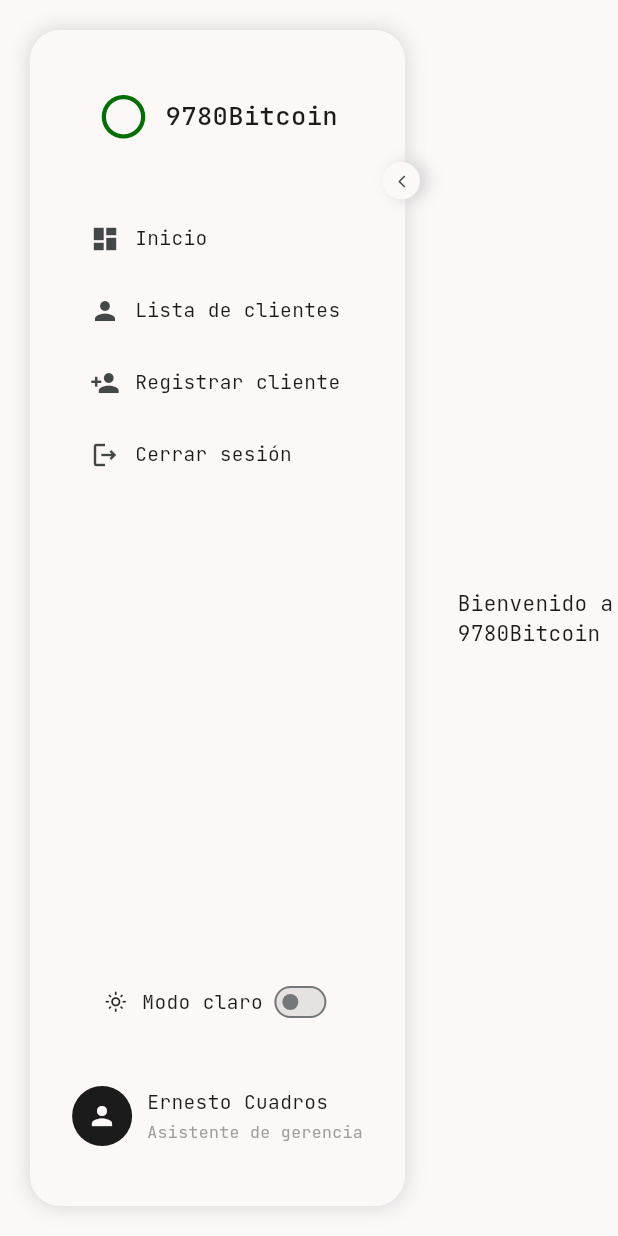
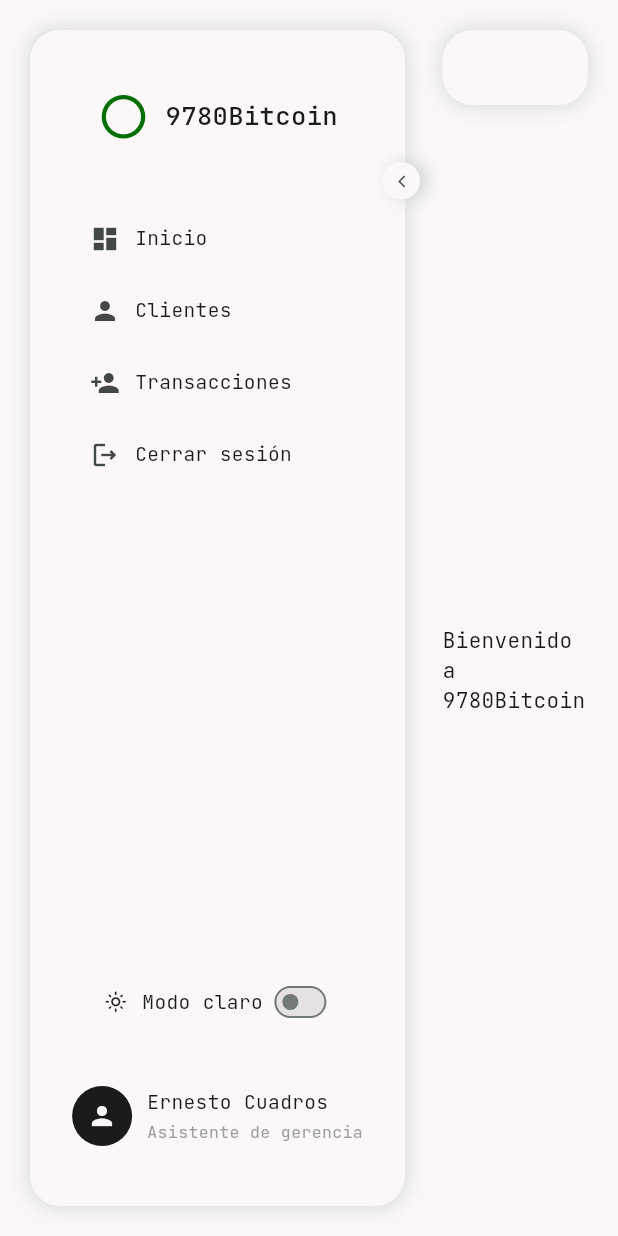
Before and after one commit to pat-devcorp/app, a Flutter app: the screen it shows after launch, on a phone screen of 412 x 824 dp. Run offline on Flutter 3.47's test engine with Material 3 defaults, Android fonts, the phone set to English and light mode, and no system bars; our stand-ins replace dio, flutter_dotenv, flutter_riverpod, get_it, google_fonts, page_transition and 1 more; generated files the repository leaves out were written again.

Commit message:
body widget

```diff
--- a/assets/language/es.json
+++ b/assets/language/es.json
@@ -9,8 +9,8 @@
   "logoutButtonLabel": "Cerrar sesión",
   "operationSuccess": "¡Operación exitosa!",
   "operationError": "¡Algo salió mal!",
-  "clientList": "Lista de clientes",
-  "registerClient": "Registrar cliente",
+  "clients": "Clientes",
+  "transactions": "Transacciones",
   "home": "Inicio",
   "welcomeTo9780Bitcoin": "Bienvenido a 9780Bitcoin",
   "logout": "Cerrar sesión",
--- a/lib/Presentation/language/ui_labels.dart
+++ b/lib/Presentation/language/ui_labels.dart
@@ -9,8 +9,8 @@ class UiLabels {
   final String logoutButtonLabel;
   final String operationSuccess;
   final String operationError;
-  final String clientList;
-  final String registerClient;
+  final String clients;
+  final String transactions;
   final String home;
   final String welcomeTo9780Bitcoin;
   final String logout;
@@ -29,8 +29,8 @@ class UiLabels {
     required this.logoutButtonLabel,
     required this.operationSuccess,
     required this.operationError,
-    required this.clientList,
-    required this.registerClient,
+    required this.clients,
+    required this.transactions,
     required this.home,
     required this.welcomeTo9780Bitcoin,
     required this.logout,
@@ -51,8 +51,8 @@ class UiLabels {
       logoutButtonLabel: json['logoutButtonLabel'] ?? 'Logout',
       operationSuccess: json['operationSuccess'] ?? "Operation Successful!",
       operationError: json['operationError'] ?? "Something went wrong!",
-      clientList: json["clientList"] ?? "Client list",
-      registerClient: json["registerClient"] ?? "Register client",
+      clients: json["clients"] ?? "Clients",
+      transactions: json["transactions"] ?? "Transactions",
       home: json["home"] ?? "home",
       welcomeTo9780Bitcoin: json["welcomeTo9780Bitcoin"] ?? "Welcome to 9780Bitcoin",
       logout: json["logout"] ?? "logout",
--- a/lib/Presentation/router/pages.dart
+++ b/lib/Presentation/router/pages.dart
@@ -1,6 +1,6 @@
 enum Pages {
   login,
   home,
-  clientsList,
-  registerClient
+  clients,
+  transactions
 }
--- a/lib/Presentation/router/router.dart
+++ b/lib/Presentation/router/router.dart
@@ -23,14 +23,14 @@ class PageRouter {
       page: HomePage(),
       html: const HTMLData(route: '/home/'),
     ),
-    Pages.registerClient: PageData(
-      key: Pages.registerClient,
+    Pages.clients: PageData(
+      key: Pages.clients,
       unbound: false,
       page: RegisterClientPage(),
       html: const HTMLData(route: 'client/register/'),
     ),
-    Pages.clientsList: PageData(
-      key: Pages.clientsList,
+    Pages.transactions: PageData(
+      key: Pages.transactions,
       unbound: false,
       page: ClientList(),
       html: const HTMLData(route: '/client/list/'),
--- a/lib/Presentation/views/pages/register_client_page.dart
+++ b/lib/Presentation/views/pages/register_client_page.dart
@@ -103,7 +103,7 @@ class _RegisterClientPageState extends State<RegisterClientPage> {
                           mainAxisSize: MainAxisSize.min,
                           children: [
                             Text(
-                              labels.registerClient,
+                              labels.transactions,
                               style: TextStyle(
                                 fontSize: context.fontSizes[FontSize.headline4],
                                 fontWeight: FontWeight.bold,
--- /dev/null
+++ b/lib/Presentation/views/widget/app_bar_widget.dart
@@ -0,0 +1,36 @@
+import 'package:app/Presentation/language/ui_labels.dart';
+import 'package:flutter/material.dart';
+import 'package:get_it/get_it.dart';
+
+class AppBarWidget extends StatefulWidget {
+  const AppBarWidget({super.key});
+
+  @override
+  AppBarWidgetState createState() => AppBarWidgetState();
+}
+
+class AppBarWidgetState extends State<AppBarWidget> with SingleTickerProviderStateMixin {
+  final UiLabels labels = GetIt.instance<UiLabels>();
+
+  @override
+  Widget build(BuildContext context) {
+    final colorScheme = Theme.of(context).colorScheme;
+
+    return Container(
+      height: 50,
+      decoration :
+      BoxDecoration(
+        color        : colorScheme.surface,
+        borderRadius :
+        const BorderRadius.all(Radius.circular(20)),
+        boxShadow : [
+          BoxShadow(
+            color        : colorScheme.shadow,
+            blurRadius   : 10,
+            spreadRadius : 1,
+          ),
+        ],
+      ),
+    );
+  }
+}
--- a/lib/Presentation/views/widget/body_widget.dart
+++ b/lib/Presentation/views/widget/body_widget.dart
@@ -1,5 +1,6 @@
 import 'dart:async';
 
+import 'package:app/Presentation/views/widget/app_bar_widget.dart';
 import 'package:app/Presentation/views/widget/side_bar_widget.dart';
 import 'package:flutter/material.dart';
 
@@ -22,25 +23,40 @@ class _BodyWidgetState extends State<BodyWidget> {
   Widget build(BuildContext context) {
     return LayoutBuilder ( builder : ( context, size ) {
       return Scaffold(
-        backgroundColor: Theme.of(context).scaffoldBackgroundColor,
-        body: Row(
+        backgroundColor : Theme.of(context).scaffoldBackgroundColor,
+        body : Padding(
+          padding : const EdgeInsets.all(20),
+          child   : Row(
             children: [
               Padding(
-              padding : const EdgeInsets.all(20),
+                padding : const EdgeInsets.only(right: 10),
                 child   : SideBarWidget(),
               ),
               Expanded(
-              child: Center(
-                child: StreamBuilder(
+                child : Column(
+                  mainAxisAlignment  : MainAxisAlignment.center,
+                  crossAxisAlignment : CrossAxisAlignment.center,
+                  children : [
+                    Padding(
+                      padding : const EdgeInsets.only(bottom: 20),
+                      child   : AppBarWidget(),
+                    ),
+                    Expanded(
+                      child : Center(
+                        child : StreamBuilder(
                           stream  : streamController?.stream,
                           builder : (context, snapshot) =>
                           snapshot.connectionState == ConnectionState.none
-                  ? Expanded(child: widget.body.call())
+                          ? widget.body.call()
                           : const Center(child: CircularProgressIndicator(strokeWidth: 1)),
                         )
                       )
+                    ),
+                  ],
+                ),
               )
             ],
+          ),
         ),
       );
     });
--- a/lib/Presentation/views/widget/side_bar_widget.dart
+++ b/lib/Presentation/views/widget/side_bar_widget.dart
@@ -97,10 +97,10 @@ class SideBarWidgetState extends State<SideBarWidget> with SingleTickerProviderS
                           isSelected : _selectedIndex == 2,
                           isExpanded : isExpanded,
                           expanding  : expanding,
-                          title      : labels.clientList,
+                          title      : labels.clients,
                           icon       : Icons.person,
                           onTap      : () {
-                            PageRouter.goToPage(context, page: Pages.clientsList);
+                            PageRouter.goToPage(context, page: Pages.clients);
                             setState(() => _selectedIndex = 2);
                           }
                         ),
@@ -108,10 +108,10 @@ class SideBarWidgetState extends State<SideBarWidget> with SingleTickerProviderS
                           isSelected : _selectedIndex == 3,
                           isExpanded : isExpanded,
                           expanding  : expanding,
-                          title      : labels.registerClient,
+                          title      : labels.transactions,
                           icon       : Icons.person_add_sharp,
                           onTap      : () {
-                            PageRouter.goToPage(context, page: Pages.registerClient);
+                            PageRouter.goToPage(context, page: Pages.transactions);
                             setState(() => _selectedIndex = 3);
                           }
                         ),
```
Lines whose indentation alone changed are shown as unchanged.
